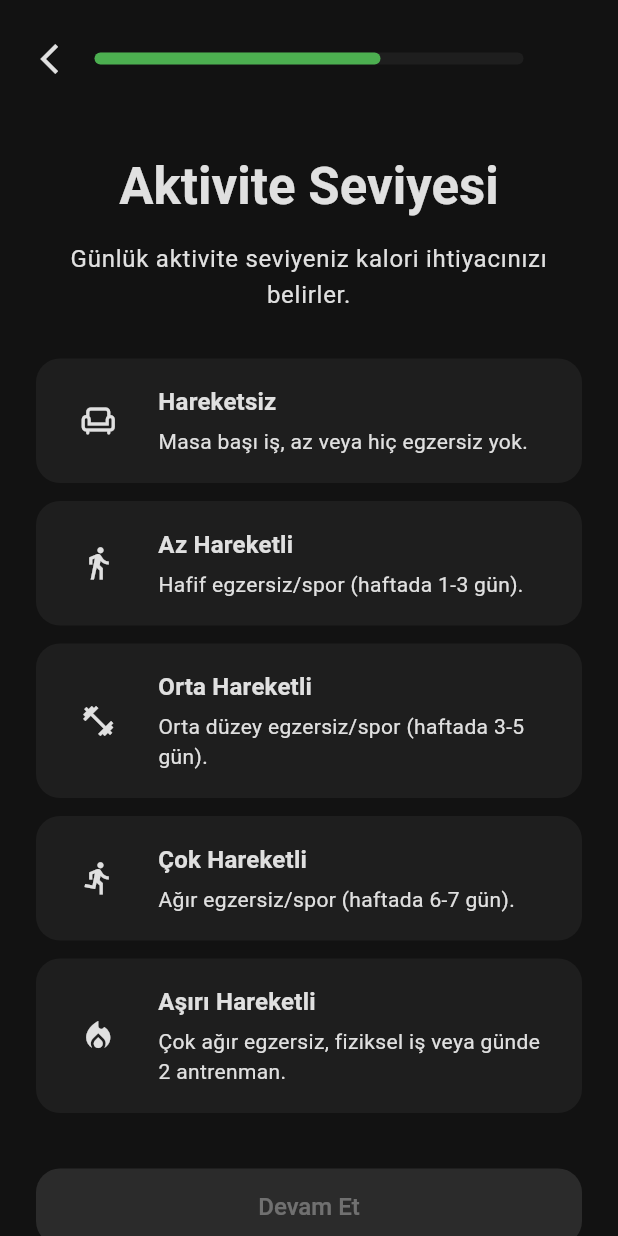
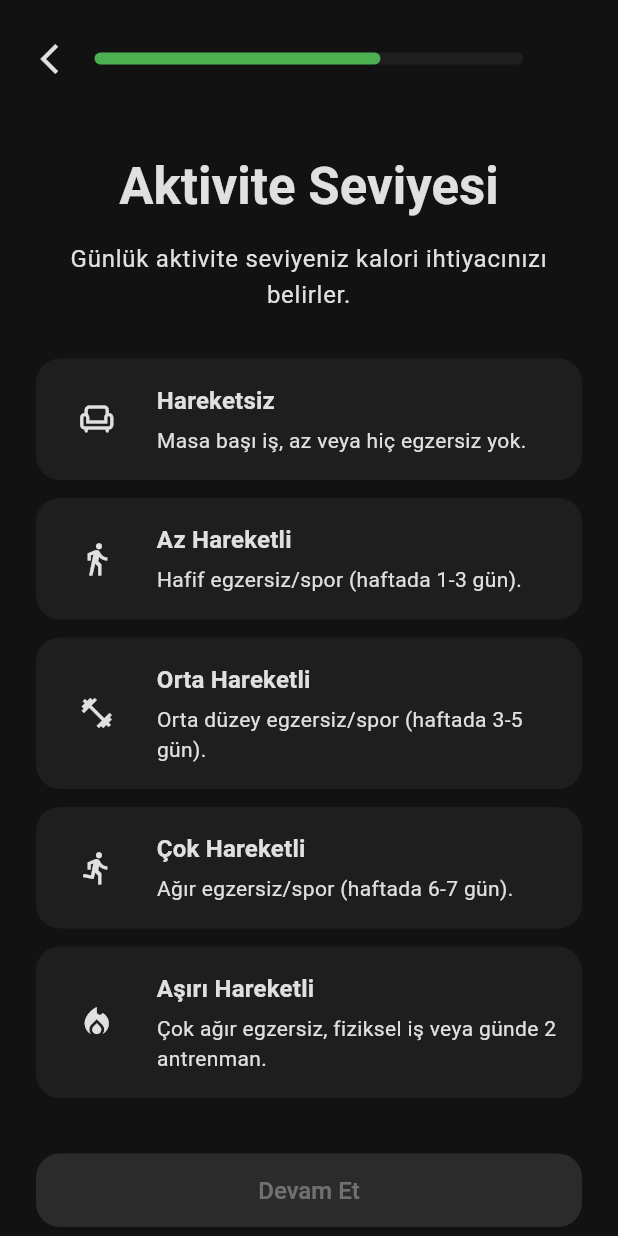
Before and after one commit to berkecibir/calorie_lens_ai, a Flutter app: the screen it shows after launch, swiped to page 4, on a phone screen of 412 x 824 dp. Run offline on Flutter 3.47's test engine with Material 3 defaults, Android fonts, the phone set to English and light mode, and no system bars; our stand-ins replace cloud_firestore, dartz, equatable, firebase_auth, firebase_core, flutter_bloc and 5 more; accounts and stored records are empty.

Commit message:
feat: add custom AppBar, wizard continue button, selectable card widgets, app duration utility, and activity level onboarding step

```diff
--- a/lib/core/duration/app_duration.dart
+++ b/lib/core/duration/app_duration.dart
@@ -1,9 +1,9 @@
 final class AppDuration {
   const AppDuration._();
-
   static const Duration oneSecond = Duration(seconds: 1);
   static const Duration twoSecond = Duration(seconds: 2);
   static const Duration threeSecond = Duration(seconds: 3);
+  static const Duration veryShort = Duration(milliseconds: 200);
   static const Duration short = Duration(milliseconds: 300);
   static const Duration medium = Duration(milliseconds: 500);
   static const Duration long = Duration(milliseconds: 1000);
--- a/lib/feat/calorie_lens_ai/presentation/pages/onboarding_wizard/widgets/steps/activity_level_step.dart
+++ b/lib/feat/calorie_lens_ai/presentation/pages/onboarding_wizard/widgets/steps/activity_level_step.dart
@@ -1,23 +1,22 @@
 import 'package:calorie_lens_ai_app/core/sizes/app_sizes.dart';
-import 'package:calorie_lens_ai_app/core/ui/border/app_border_radius.dart';
 import 'package:calorie_lens_ai_app/core/utils/const/onboardin_wizard_texts.dart';
 import 'package:calorie_lens_ai_app/core/widgets/device_spacing/device_spacing.dart';
 import 'package:calorie_lens_ai_app/feat/calorie_lens_ai/domain/entities/onboarding_wizard/activity_level_extension.dart'; // ✅ YENİ IMPORT
 import 'package:calorie_lens_ai_app/feat/calorie_lens_ai/domain/entities/onboarding_wizard/user_profile_entity.dart';
 import 'package:calorie_lens_ai_app/feat/calorie_lens_ai/presentation/cubits/onboarding_wizard/onboarding_wizard_cubit.dart';
 import 'package:calorie_lens_ai_app/feat/calorie_lens_ai/presentation/cubits/onboarding_wizard/onboarding_wizard_state.dart';
+import 'package:calorie_lens_ai_app/feat/calorie_lens_ai/presentation/widgets/buttons/wizard_continue_button.dart';
 import 'package:flutter/material.dart';
 import 'package:flutter_bloc/flutter_bloc.dart';
+import '../../../../widgets/cards/selectable_card.dart';
 
 class ActivityLevelStep extends StatelessWidget {
   final VoidCallback? onNext;
-
   const ActivityLevelStep({super.key, this.onNext});
 
   @override
   Widget build(BuildContext context) {
     final theme = Theme.of(context);
-
     return BlocBuilder<OnboardingWizardCubit, OnboardingWizardState>(
       buildWhen: (previous, current) {
         if (previous is OnboardingWizardLoaded &&
@@ -32,7 +31,6 @@ class ActivityLevelStep extends StatelessWidget {
         if (state is OnboardingWizardLoaded) {
           currentLevel = state.userProfile.activityLevel;
         }
-
         return SingleChildScrollView(
           padding: EdgeInsets.all(AppSizes.s24),
           child: Column(
@@ -58,7 +56,7 @@ class ActivityLevelStep extends StatelessWidget {
                 final isSelected = currentLevel == level;
                 return Padding(
                   padding: EdgeInsets.only(bottom: AppSizes.s12),
-                  child: _ActivityCard(
+                  child: SelectableCard(
                     title: level.title,
                     description: level.description,
                     iconData: level.icon,
@@ -72,15 +70,8 @@ class ActivityLevelStep extends StatelessWidget {
                 );
               }),
               DeviceSpacing.xlarge.height,
-              ElevatedButton(
+              WizardContinueButton(
                 onPressed: currentLevel != null ? onNext : null,
-                style: ElevatedButton.styleFrom(
-                  padding: EdgeInsets.symmetric(vertical: AppSizes.s16),
-                  shape: RoundedRectangleBorder(
-                    borderRadius: AppBorderRadius.circular(AppSizes.s16),
-                  ),
-                ),
-                child: const Text('Devam Et'),
               ),
             ],
           ),
@@ -89,98 +80,3 @@ class ActivityLevelStep extends StatelessWidget {
     );
   }
 }
-
-class _ActivityCard extends StatelessWidget {
-  final String title;
-  final String description;
-  final IconData iconData;
-  final bool isSelected;
-  final VoidCallback onTap;
-
-  const _ActivityCard({
-    required this.title,
-    required this.description,
-    required this.iconData,
-    required this.isSelected,
-    required this.onTap,
-  });
-
-  @override
-  Widget build(BuildContext context) {
-    final theme = Theme.of(context);
-
-    return GestureDetector(
-      onTap: onTap,
-      child: AnimatedContainer(
-        duration: const Duration(milliseconds: 200),
-        padding: EdgeInsets.all(AppSizes.s16),
-        decoration: BoxDecoration(
-          color:
-              isSelected ? theme.colorScheme.primaryContainer : theme.cardColor,
-          borderRadius: AppBorderRadius.circular(AppSizes.s16),
-          border: Border.all(
-            color: isSelected ? theme.colorScheme.primary : Colors.transparent,
-            width: AppSizes.s1 + 0.5,
-          ),
-          boxShadow: [
-            if (!isSelected)
-              BoxShadow(
-                color: Colors.black.withOpacity(0.03),
-                blurRadius: AppSizes.s4,
-                offset: Offset(AppSizes.s0, AppSizes.s2),
-              ),
-          ],
-        ),
-        child: Row(
-          children: [
-            Container(
-              padding: EdgeInsets.all(AppSizes.s12),
-              decoration: BoxDecoration(
-                color: isSelected
-                    ? theme.colorScheme.primary.withOpacity(0.2)
-                    : theme.colorScheme.surfaceContainerHighest
-                        .withOpacity(0.5),
-                shape: BoxShape.circle,
-              ),
-              child: Icon(
-                iconData,
-                color: isSelected
-                    ? theme.colorScheme.primary
-                    : theme.colorScheme.onSurfaceVariant,
-              ),
-            ),
-            SizedBox(width: AppSizes.s16),
-            Expanded(
-              child: Column(
-                crossAxisAlignment: CrossAxisAlignment.start,
-                children: [
-                  Text(
-                    title,
-                    style: theme.textTheme.titleMedium?.copyWith(
-                      fontWeight: FontWeight.bold,
-                      color: isSelected
-                          ? theme.colorScheme.onPrimaryContainer
-                          : theme.colorScheme.onSurface,
-                    ),
-                  ),
-                  SizedBox(height: AppSizes.s4),
-                  Text(
-                    description,
-                    style: theme.textTheme.bodyMedium?.copyWith(
-                      color: isSelected
-                          ? theme.colorScheme.onPrimaryContainer
-                              .withOpacity(0.8)
-                          : theme.colorScheme.onSurfaceVariant,
-                    ),
-                  ),
-                ],
-              ),
-            ),
-            if (isSelected)
-              Icon(Icons.check_circle, color: theme.colorScheme.primary),
-          ],
-        ),
-      ),
-    );
-  }
-}
--- /dev/null
+++ b/lib/feat/calorie_lens_ai/presentation/widgets/buttons/wizard_continue_button.dart
@@ -0,0 +1,36 @@
+import 'package:calorie_lens_ai_app/core/sizes/app_sizes.dart';
+import 'package:calorie_lens_ai_app/core/ui/border/app_border_radius.dart';
+import 'package:calorie_lens_ai_app/core/widgets/device_padding/device_padding.dart';
+import 'package:flutter/material.dart';
+
+class WizardContinueButton extends StatelessWidget {
+  final VoidCallback? onPressed;
+  final String text;
+  final bool isLoading;
+  const WizardContinueButton(
+      {super.key,
+      required this.onPressed,
+      this.text = 'Devam Et',
+      this.isLoading = false});
+
+  @override
+  Widget build(BuildContext context) {
+    return ElevatedButton(
+        onPressed: isLoading ? null : onPressed,
+        style: ElevatedButton.styleFrom(
+            padding: DevicePadding.medium.onlyVertical,
+            shape: RoundedRectangleBorder(
+              borderRadius: AppBorderRadius.circular(AppSizes.s16),
+            )),
+        child: isLoading
+            ? SizedBox(
+                height: AppSizes.s20,
+                width: AppSizes.s20,
+                child: CircularProgressIndicator(
+                  strokeWidth: AppSizes.s2,
+                  color: Theme.of(context).colorScheme.onPrimary,
+                ),
+              )
+            : Text(text));
+  }
+}
--- /dev/null
+++ b/lib/feat/calorie_lens_ai/presentation/widgets/cards/selectable_card.dart
@@ -0,0 +1,138 @@
+import 'package:calorie_lens_ai_app/core/duration/app_duration.dart';
+import 'package:calorie_lens_ai_app/core/sizes/app_sizes.dart';
+import 'package:calorie_lens_ai_app/core/ui/border/app_border_radius.dart';
+import 'package:calorie_lens_ai_app/core/widgets/device_padding/device_padding.dart';
+import 'package:flutter/material.dart';
+
+class SelectableCard extends StatelessWidget {
+  final String title;
+  final String description;
+  final IconData iconData;
+  final bool isSelected;
+  final VoidCallback onTap;
+  const SelectableCard({
+    super.key,
+    required this.title,
+    required this.description,
+    required this.iconData,
+    required this.isSelected,
+    required this.onTap,
+  });
+
+  @override
+  Widget build(BuildContext context) {
+    final theme = Theme.of(context);
+    return GestureDetector(
+      onTap: onTap,
+      child: AnimatedContainer(
+        duration: AppDuration.veryShort,
+        padding: DevicePadding.medium.all,
+        decoration: BoxDecoration(
+            color: isSelected
+                ? theme.colorScheme.primaryContainer
+                : theme.cardColor,
+            borderRadius: AppBorderRadius.circular(AppSizes.s16),
+            border: Border.all(
+              color:
+                  isSelected ? theme.colorScheme.primary : Colors.transparent,
+              width: AppSizes.s1 + 0.5,
+            ),
+            boxShadow: [
+              if (!isSelected)
+                BoxShadow(
+                  color: Colors.black.withValues(alpha: 0.03),
+                  blurRadius: AppSizes.s4,
+                  offset: const Offset(AppSizes.s0, AppSizes.s2),
+                )
+            ]),
+        child: Row(
+          children: [
+            _IconContainer(
+              iconData: iconData,
+              isSelected: isSelected,
+            ),
+            SizedBox(width: AppSizes.s16),
+            Expanded(
+              child: _ContentColumn(
+                title: title,
+                description: description,
+                isSelected: isSelected,
+              ),
+            ),
+            if (isSelected)
+              Icon(
+                Icons.check_circle,
+                color: theme.colorScheme.primary,
+              ),
+          ],
+        ),
+      ),
+    );
+  }
+}
+
+class _IconContainer extends StatelessWidget {
+  final IconData iconData;
+  final bool isSelected;
+  const _IconContainer({
+    required this.iconData,
+    required this.isSelected,
+  });
+  @override
+  Widget build(BuildContext context) {
+    final theme = Theme.of(context);
+    return Container(
+      padding: EdgeInsets.all(AppSizes.s12),
+      decoration: BoxDecoration(
+        color: isSelected
+            ? theme.colorScheme.primary.withValues(alpha: 0.2)
+            : theme.colorScheme.surfaceContainerHighest.withValues(alpha: 0.5),
+        shape: BoxShape.circle,
+      ),
+      child: Icon(
+        iconData,
+        color: isSelected
+            ? theme.colorScheme.primary
+            : theme.colorScheme.onSurfaceVariant,
+      ),
+    );
+  }
+}
+
+class _ContentColumn extends StatelessWidget {
+  final String title;
+  final String description;
+  final bool isSelected;
+  const _ContentColumn({
+    required this.title,
+    required this.description,
+    required this.isSelected,
+  });
+  @override
+  Widget build(BuildContext context) {
+    final theme = Theme.of(context);
+    return Column(
+      crossAxisAlignment: CrossAxisAlignment.start,
+      children: [
+        Text(
+          title,
+          style: theme.textTheme.titleMedium?.copyWith(
+            fontWeight: FontWeight.bold,
+            color: isSelected
+                ? theme.colorScheme.onPrimaryContainer
+                : theme.colorScheme.onSurface,
+          ),
+        ),
+        SizedBox(height: AppSizes.s4),
+        Text(
+          description,
+          style: theme.textTheme.bodyMedium?.copyWith(
+            color: isSelected
+                ? theme.colorScheme.onPrimaryContainer.withValues(alpha: 0.8)
+                : theme.colorScheme.onSurfaceVariant,
+          ),
+        ),
+      ],
+    );
+  }
+}
```
Also changed, not shown: lib/feat/calorie_lens_ai/presentation/widgets/appbar/custom_app_bar.dart (renamed from lib/feat/calorie_lens_ai/presentation/widgets/custom_app_bar.dart).
